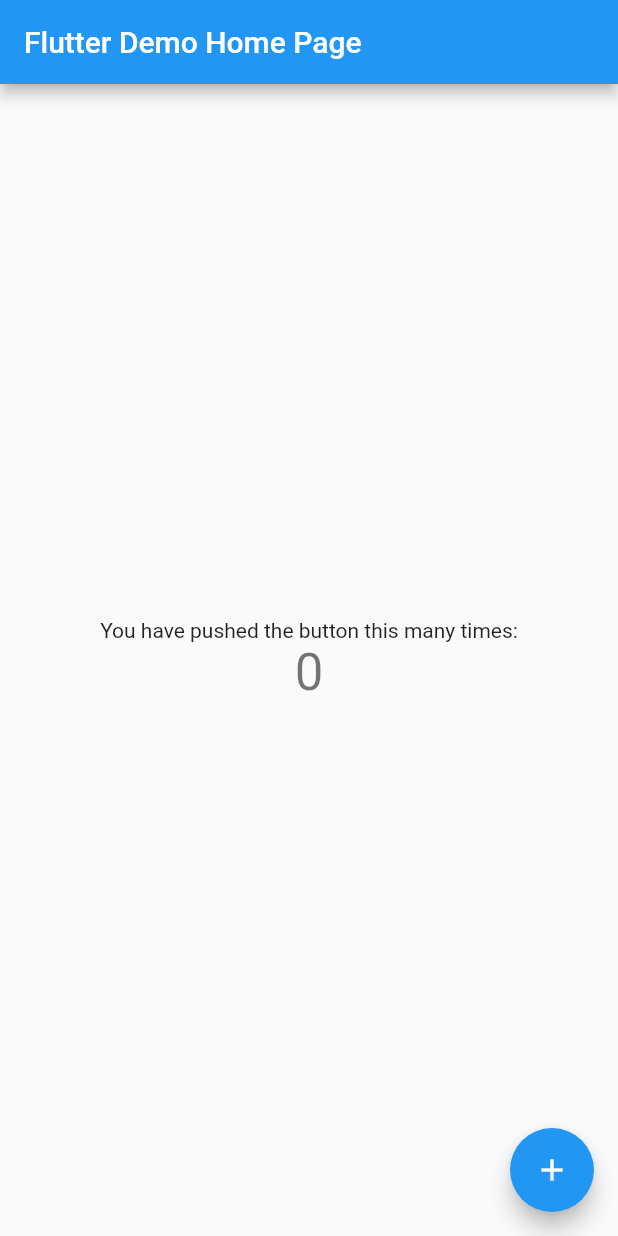
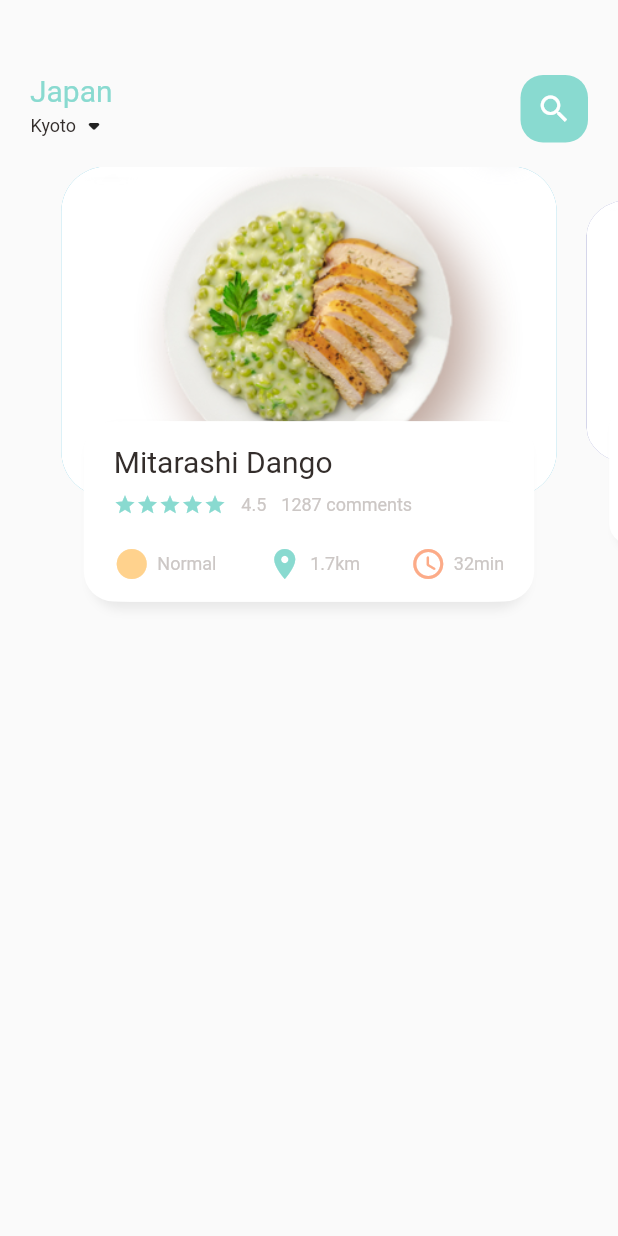
Before and after one commit to alter0z/my-food, a Flutter app: the screen it shows after launch, on a phone screen of 412 x 824 dp. Run offline on Flutter 3.47's test engine with Material 2 defaults, Android fonts, the phone set to English and light mode, and no system bars.

Commit message:
adding toolbar. adding slider item

```diff
--- /dev/null
+++ b/lib/home/food_page_body.dart
@@ -0,0 +1,159 @@
+import 'package:flutter/material.dart';
+import 'package:my_food/widgets/big_text.dart';
+import 'package:my_food/widgets/icon_and_text_widget.dart';
+import 'package:my_food/widgets/small_text.dart';
+
+import '../utils/colors.dart';
+
+class FoodPageBody extends StatefulWidget {
+  const FoodPageBody({Key? key}) : super(key: key);
+
+  @override
+  State<FoodPageBody> createState() => _FoodPageBodyState();
+}
+
+class _FoodPageBodyState extends State<FoodPageBody> {
+  PageController pageController = PageController(viewportFraction: 0.85);
+  var _currentPageValue = 0.0;
+  final _scaleFactor = 0.8;
+  final _height = 220;
+
+  @override
+  void initState() {
+    super.initState();
+    pageController.addListener(() {
+      setState(() {
+        _currentPageValue = pageController.page!;
+      });
+    });
+  }
+
+  @override
+  void dispose() {
+    super.dispose();
+    pageController.dispose();
+  }
+
+  @override
+  Widget build(BuildContext context) {
+    return Container(
+      height: 320,
+      child: PageView.builder(
+          controller: pageController,
+          itemCount: 5,
+          itemBuilder: (context,position) {
+        return _buildPageItem(position);
+      }),
+    );
+  }
+
+  Widget _buildPageItem(int index) {
+    Matrix4 matrix = new Matrix4.identity();
+    if (index == _currentPageValue.floor()) {
+      var currentScale = 1-(_currentPageValue-index)*(1-_scaleFactor);
+      var currentTrans = _height*(1-currentScale)/2;
+      matrix = Matrix4.diagonal3Values(1, currentScale, 1)..setTranslationRaw(0, currentTrans, 0);
+    } else if (index == _currentPageValue.floor()+1) {
+      var currentScale = _scaleFactor+(_currentPageValue-index+1)*(1-_scaleFactor);
+      var currentTrans = _height*(1-currentScale)/2;
+      matrix = Matrix4.diagonal3Values(1, currentScale, 1)..setTranslationRaw(0, currentTrans, 0);
+    } else if (index == _currentPageValue.floor()-1) {
+      var currentScale = 1-(_currentPageValue-index)*(1-_scaleFactor);
+      var currentTrans = _height*(1-currentScale)/2;
+      matrix = Matrix4.diagonal3Values(1, currentScale, 1)..setTranslationRaw(0, currentTrans, 0);
+    } else {
+      var currentScale = _scaleFactor;
+      var currentTrans = _height*(1-currentScale)/2;
+      matrix = Matrix4.diagonal3Values(1, currentScale, 1)..setTranslationRaw(0, currentTrans, 1);
+    }
+
+    return Transform(
+      transform: matrix,
+      child: Stack(
+        children: [
+          Container(
+            height: 220,
+            margin: const EdgeInsets.only(right: 10,left: 10),
+            decoration: BoxDecoration(
+                borderRadius: BorderRadius.circular(30),
+                color: index.isEven ? const Color(0xff69c5df) : const Color(0xff9294cc),
+                image: const DecorationImage(
+                    fit: BoxFit.cover,
+                    image: AssetImage(
+                        "assets/image/food13.png"
+                    )
+                )
+            ),
+          ),
+          Align(
+            alignment: Alignment.bottomCenter,
+            child: Container(
+              height: 120,
+              margin: const EdgeInsets.only(right: 30,left: 30, bottom: 30),
+              decoration: BoxDecoration(
+                  borderRadius: BorderRadius.circular(20),
+                  color: Colors.white,
+                  boxShadow: const [
+                    BoxShadow(
+                      color: Color(0xffe8e8e8),
+                      blurRadius: 5.0,
+                      offset: Offset(0, 5)
+                    ),
+                    BoxShadow(
+                        color: Colors.white,
+                        offset: Offset(-5, 0)
+                    ),
+                    BoxShadow(
+                        color: Colors.white,
+                        offset: Offset(5, 0)
+                    )
+                  ]
+              ),
+              child: Container(
+                padding: const EdgeInsets.only(left: 15,top: 15,right: 15),
+                child: Column(
+                  crossAxisAlignment: CrossAxisAlignment.start,
+                  children: [
+                    BigText(text: "Mitarashi Dango"),
+                    const SizedBox(height: 10,),
+                    Row(
+                      children: [
+                        Wrap(
+                          children: List.generate(5, (index) => Icon(Icons.star, color: AppColors.mainColor, size:15)),
+                        ),
+                        const SizedBox(width: 10,),
+                        SmallText(text: "4.5"),
+                        const SizedBox(width: 10,),
+                        SmallText(text: "1287"),
+                        const SizedBox(width: 3,),
+                        SmallText(text: "comments")
+                      ],
+                    ),
+                    const SizedBox(height: 20,),
+                    Row(
+                      mainAxisAlignment: MainAxisAlignment.spaceBetween,
+                      children: [
+                        IconAndTextWidget(icon: Icons.circle_sharp,
+                            text: "Normal",
+                            iconColor: AppColors.iconColor1
+                        ),
+                        IconAndTextWidget(icon: Icons.location_on,
+                            text: "1.7km",
+                            iconColor: AppColors.mainColor
+                        ),
+                        IconAndTextWidget(icon: Icons.access_time_rounded,
+                            text: "32min",
+                            iconColor: AppColors.iconColor2
+                        )
+                      ],
+                    )
+                  ],
+                ),
+              ),
+            ),
+          )
+        ],
+      ),
+    );
+  }
+}
--- /dev/null
+++ b/lib/home/main_food_page.dart
@@ -0,0 +1,59 @@
+import 'package:flutter/material.dart';
+import 'package:my_food/home/food_page_body.dart';
+import 'package:my_food/utils/colors.dart';
+import 'package:my_food/widgets/big_text.dart';
+
+import '../widgets/small_text.dart';
+
+class MainFoodPage extends StatefulWidget {
+  const MainFoodPage({Key? key}) : super(key: key);
+
+  @override
+  State<MainFoodPage> createState() => _MainFoodPageState();
+}
+
+class _MainFoodPageState extends State<MainFoodPage> {
+  @override
+  Widget build(BuildContext context) {
+    return Scaffold(
+      body: Column(
+        children: [
+          Container(
+            child: Container(
+              margin: const EdgeInsets.only(top: 49,bottom: 15),
+              padding: const EdgeInsets.only(left: 20,right: 20),
+              child: Row(
+                mainAxisAlignment: MainAxisAlignment.spaceBetween,
+                children: [
+                  Column(
+                    children: [
+                      BigText(text: "Japan", color: AppColors.mainColor),
+                      Row(
+                        children: [
+                          SmallText(text: "Kyoto",color: AppColors.mainBlackColor),
+                          const Icon(Icons.arrow_drop_down_rounded)
+                        ],
+                      )
+                    ],
+                  ),
+                  Center(
+                    child: Container(
+                      width: 45,
+                      height: 45,
+                      child: const Icon(Icons.search,color: Colors.white,),
+                      decoration: BoxDecoration(
+                          borderRadius: BorderRadius.circular(15),
+                          color: AppColors.mainColor
+                      ),
+                    ),
+                  )
+                ],
+              ),
+            )
+          ),
+          const FoodPageBody()
+        ],
+      ),
+    );
+  }
+}
--- a/lib/main.dart
+++ b/lib/main.dart
@@ -1,4 +1,5 @@
 import 'package:flutter/material.dart';
+import 'home/main_food_page.dart';
 
 void main() {
   runApp(const MyApp());
@@ -11,105 +12,12 @@
   @override
   Widget build(BuildContext context) {
     return MaterialApp(
+      debugShowCheckedModeBanner: false,
       title: 'Flutter Demo',
       theme: ThemeData(
-        // This is the theme of your application.
-        //
-        // Try running your application with "flutter run". You'll see the
-        // application has a blue toolbar. Then, without quitting the app, try
-        // changing the primarySwatch below to Colors.green and then invoke
-        // "hot reload" (press "r" in the console where you ran "flutter run",
-        // or simply save your changes to "hot reload" in a Flutter IDE).
-        // Notice that the counter didn't reset back to zero; the application
-        // is not restarted.
         primarySwatch: Colors.blue,
       ),
-      home: const MyHomePage(title: 'Flutter Demo Home Page'),
+      home: const MainFoodPage(),
     );
   }
 }
-
-class MyHomePage extends StatefulWidget {
-  const MyHomePage({Key? key, required this.title}) : super(key: key);
-
-  // This widget is the home page of your application. It is stateful, meaning
-  // that it has a State object (defined below) that contains fields that affect
-  // how it looks.
-
-  // This class is the configuration for the state. It holds the values (in this
-  // case the title) provided by the parent (in this case the App widget) and
-  // used by the build method of the State. Fields in a Widget subclass are
-  // always marked "final".
-
-  final String title;
-
-  @override
-  State<MyHomePage> createState() => _MyHomePageState();
-}
-
-class _MyHomePageState extends State<MyHomePage> {
-  int _counter = 0;
-
-  void _incrementCounter() {
-    setState(() {
-      // This call to setState tells the Flutter framework that something has
-      // changed in this State, which causes it to rerun the build method below
-      // so that the display can reflect the updated values. If we changed
-      // _counter without calling setState(), then the build method would not be
-      // called again, and so nothing would appear to happen.
-      _counter++;
-    });
-  }
-
-  @override
-  Widget build(BuildContext context) {
-    // This method is rerun every time setState is called, for instance as done
-    // by the _incrementCounter method above.
-    //
-    // The Flutter framework has been optimized to make rerunning build methods
-    // fast, so that you can just rebuild anything that needs updating rather
-    // than having to individually change instances of widgets.
-    return Scaffold(
-      appBar: AppBar(
-        // Here we take the value from the MyHomePage object that was created by
-        // the App.build method, and use it to set our appbar title.
-        title: Text(widget.title),
-      ),
-      body: Center(
-        // Center is a layout widget. It takes a single child and positions it
-        // in the middle of the parent.
-        child: Column(
-          // Column is also a layout widget. It takes a list of children and
-          // arranges them vertically. By default, it sizes itself to fit its
-          // children horizontally, and tries to be as tall as its parent.
-          //
-          // Invoke "debug painting" (press "p" in the console, choose the
-          // "Toggle Debug Paint" action from the Flutter Inspector in Android
-          // Studio, or the "Toggle Debug Paint" command in Visual Studio Code)
-          // to see the wireframe for each widget.
-          //
-          // Column has various properties to control how it sizes itself and
-          // how it positions its children. Here we use mainAxisAlignment to
-          // center the children vertically; the main axis here is the vertical
-          // axis because Columns are vertical (the cross axis would be
-          // horizontal).
-          mainAxisAlignment: MainAxisAlignment.center,
-          children: <Widget>[
-            const Text(
-              'You have pushed the button this many times:',
-            ),
-            Text(
-              '$_counter',
-              style: Theme.of(context).textTheme.headline4,
-            ),
-          ],
-        ),
-      ),
-      floatingActionButton: FloatingActionButton(
-        onPressed: _incrementCounter,
-        tooltip: 'Increment',
-        child: const Icon(Icons.add),
-      ), // This trailing comma makes auto-formatting nicer for build methods.
-    );
-  }
-}
--- /dev/null
+++ b/lib/widgets/big_text.dart
@@ -0,0 +1,24 @@
+import 'package:flutter/cupertino.dart';
+
+class BigText extends StatelessWidget {
+  Color? color;
+  final String text;
+  double size;
+  TextOverflow overflow;
+  BigText({Key? key, this.color = const Color(0xFF332d2b), required this.text, this.size = 20, this.overflow = TextOverflow.ellipsis}) : super(key: key);
+
+  @override
+  Widget build(BuildContext context) {
+    return Text(
+      text,
+      maxLines: 1,
+      overflow: overflow,
+      style: TextStyle(
+        color: color,
+        fontFamily: 'Roboto',
+        fontSize: size,
+        fontWeight: FontWeight.w400
+      ),
+    );
+  }
+}
--- /dev/null
+++ b/lib/widgets/icon_and_text_widget.dart
@@ -0,0 +1,20 @@
+import 'package:flutter/cupertino.dart';
+import 'package:my_food/widgets/small_text.dart';
+
+class IconAndTextWidget extends StatelessWidget {
+  final IconData icon;
+  final String text;
+  final Color iconColor;
+  const IconAndTextWidget({Key? key, required this.icon, required this.text, required this.iconColor}) : super(key: key);
+
+  @override
+  Widget build(BuildContext context) {
+    return Row(
+      children: [
+        Icon(icon, color: iconColor,),
+        const SizedBox(width: 5,),
+        SmallText(text: text,)
+      ],
+    );
+  }
+}
--- /dev/null
+++ b/lib/widgets/small_text.dart
@@ -0,0 +1,22 @@
+import 'package:flutter/cupertino.dart';
+
+class SmallText extends StatelessWidget {
+  Color? color;
+  final String text;
+  double size;
+  double lineSpace;
+  SmallText({Key? key, this.color = const Color(0xFFccc7c5), required this.text, this.size = 12, this.lineSpace = 1.2}) : super(key: key);
+
+  @override
+  Widget build(BuildContext context) {
+    return Text(
+      text,
+      style: TextStyle(
+        color: color,
+        fontFamily: 'Roboto',
+        fontSize: size,
+        fontWeight: FontWeight.w400
+      ),
+    );
+  }
+}
```
